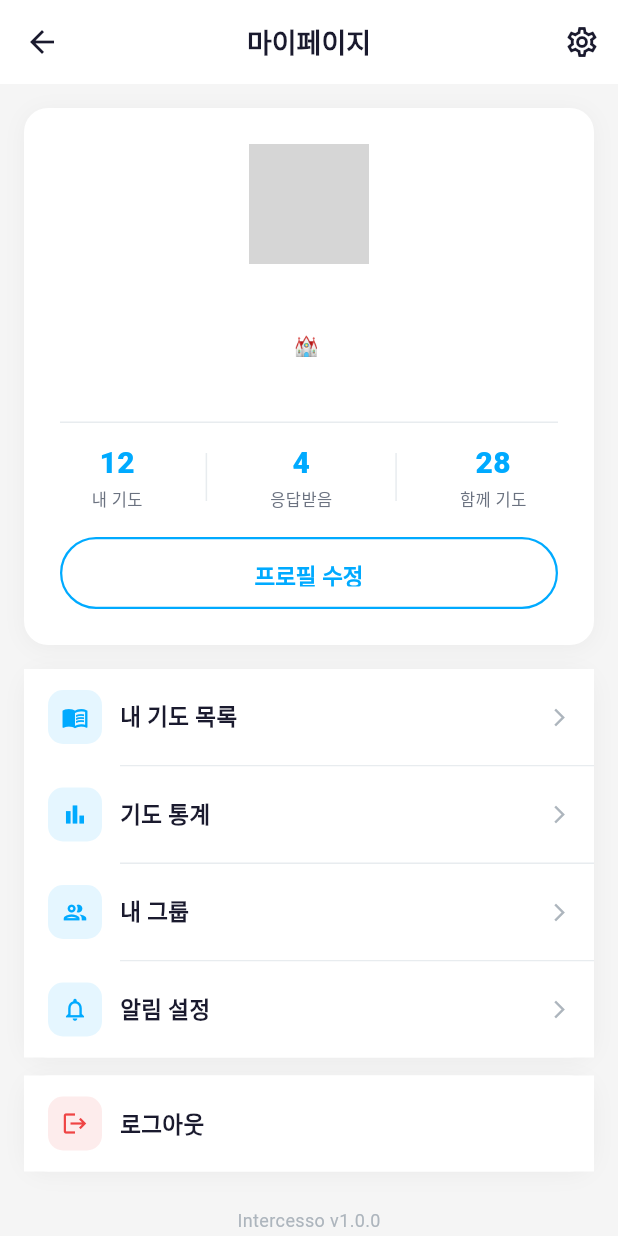
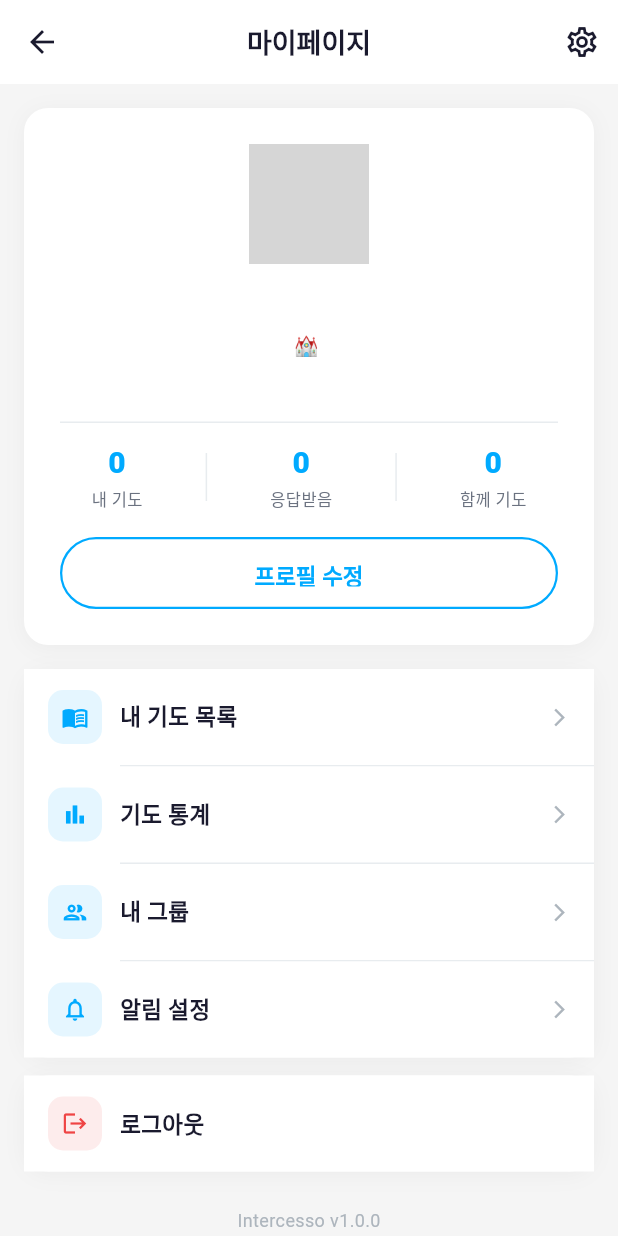
Before and after one commit to silliju/intercesso-app, a Flutter app: the ProfileScreen screen opened directly, after a tap on "내 기도 목록", on a phone screen of 412 x 824 dp. Run offline on Flutter 3.47's test engine with Material 3 defaults, Android fonts, the phone set to English and light mode, and no system bars; our stand-ins replace go_router, shared_preferences; accounts and stored records are empty; network calls fail; statements that could not run were skipped; grey boxes are pictures that could not be loaded.

Commit message:
프로필 통계 하드코딩 제거 + 내기도목록/내그룹 탭 전환 연결 (v5)

```diff
--- a/intercesso_app/lib/screens/profile/profile_screen.dart
+++ b/intercesso_app/lib/screens/profile/profile_screen.dart
@@ -4,13 +4,52 @@ import 'package:provider/provider.dart';
 import '../../providers/auth_provider.dart';
 import '../../config/theme.dart';
 import '../../widgets/common_widgets.dart';
+import '../../services/statistics_service.dart';
+import '../main/main_tab_screen.dart';
 
-class ProfileScreen extends StatelessWidget {
+class ProfileScreen extends StatefulWidget {
   const ProfileScreen({super.key});
+
+  @override
+  State<ProfileScreen> createState() => _ProfileScreenState();
+}
+
+class _ProfileScreenState extends State<ProfileScreen> {
+  final StatisticsService _statisticsService = StatisticsService();
+  Map<String, dynamic>? _stats;
+  bool _isLoading = true;
+
+  @override
+  void initState() {
+    super.initState();
+    _loadStats();
+  }
+
+  Future<void> _loadStats() async {
+    setState(() => _isLoading = true);
+    try {
+      final res = await _statisticsService.getDashboard();
+      if (mounted && res['success'] == true && res['data'] != null) {
+        setState(() {
+          _stats = res['data']['stats'] as Map<String, dynamic>? ?? {};
+          _isLoading = false;
+        });
+      } else {
+        if (mounted) setState(() { _stats = {}; _isLoading = false; });
+      }
+    } catch (e) {
+      debugPrint('[Profile] 통계 로드 오류: $e');
+      if (mounted) setState(() { _stats = {}; _isLoading = false; });
+    }
+  }
 
   @override
   Widget build(BuildContext context) {
     final user = context.watch<AuthProvider>().user;
+
+    final totalPrayers   = _stats?['total_prayers']       ?? 0;
+    final answeredPrayers = _stats?['answered_prayers']   ?? 0;
+    final totalParticipations = _stats?['total_participations'] ?? 0;
 
     return Scaffold(
       backgroundColor: AppTheme.background,
@@ -23,10 +62,14 @@ class ProfileScreen extends StatelessWidget {
           ),
         ],
       ),
-      body: SingleChildScrollView(
+      body: RefreshIndicator(
+        color: AppTheme.primary,
+        onRefresh: _loadStats,
+        child: SingleChildScrollView(
+          physics: const AlwaysScrollableScrollPhysics(),
           child: Column(
             children: [
-            // 프로필 카드 (보닥 스타일)
+              // 프로필 카드
               Padding(
                 padding: const EdgeInsets.all(16),
                 child: Container(
@@ -87,17 +130,25 @@ class ProfileScreen extends StatelessWidget {
                       const SizedBox(height: 16),
                       const Divider(),
                       const SizedBox(height: 12),
-                    // 통계
-                    Row(
+                      // 통계 - API에서 실제 값 사용
+                      _isLoading
+                          ? const SizedBox(
+                              height: 40,
+                              child: Center(
+                                child: CircularProgressIndicator(
+                                  strokeWidth: 2,
+                                  color: AppTheme.primary,
+                                ),
+                              ),
+                            )
+                          : Row(
                               mainAxisAlignment: MainAxisAlignment.spaceAround,
                               children: [
-                        _buildProfileStat('12', '내 기도'),
-                        Container(
-                            width: 1, height: 32, color: AppTheme.border),
-                        _buildProfileStat('4', '응답받음'),
-                        Container(
-                            width: 1, height: 32, color: AppTheme.border),
-                        _buildProfileStat('28', '함께 기도'),
+                                _buildProfileStat('$totalPrayers', '내 기도'),
+                                Container(width: 1, height: 32, color: AppTheme.border),
+                                _buildProfileStat('$answeredPrayers', '응답받음'),
+                                Container(width: 1, height: 32, color: AppTheme.border),
+                                _buildProfileStat('$totalParticipations', '함께 기도'),
                               ],
                             ),
                       const SizedBox(height: 16),
@@ -127,7 +178,13 @@ class ProfileScreen extends StatelessWidget {
                       MenuItemTile(
                         icon: Icons.menu_book_outlined,
                         title: '내 기도 목록',
-                      onTap: () {},
+                        onTap: () {
+                          // 기도 탭(index=1)으로 전환
+                          final mainState = context.findAncestorStateOfType<MainTabScreenState>();
+                          if (mainState != null) {
+                            mainState.switchToTab(1);
+                          }
+                        },
                       ),
                       Divider(height: 1, indent: 64, color: AppTheme.border),
                       MenuItemTile(
@@ -139,7 +196,13 @@ class ProfileScreen extends StatelessWidget {
                       MenuItemTile(
                         icon: Icons.group_outlined,
                         title: '내 그룹',
-                      onTap: () {},
+                        onTap: () {
+                          // 그룹 탭(index=3)으로 전환
+                          final mainState = context.findAncestorStateOfType<MainTabScreenState>();
+                          if (mainState != null) {
+                            mainState.switchToTab(3);
+                          }
+                        },
                       ),
                       Divider(height: 1, indent: 64, color: AppTheme.border),
                       MenuItemTile(
@@ -174,6 +237,7 @@ class ProfileScreen extends StatelessWidget {
               ),
               const SizedBox(height: 32),
             ],
+          ),
         ),
       ),
     );
```
Lines whose indentation alone changed are shown as unchanged.
